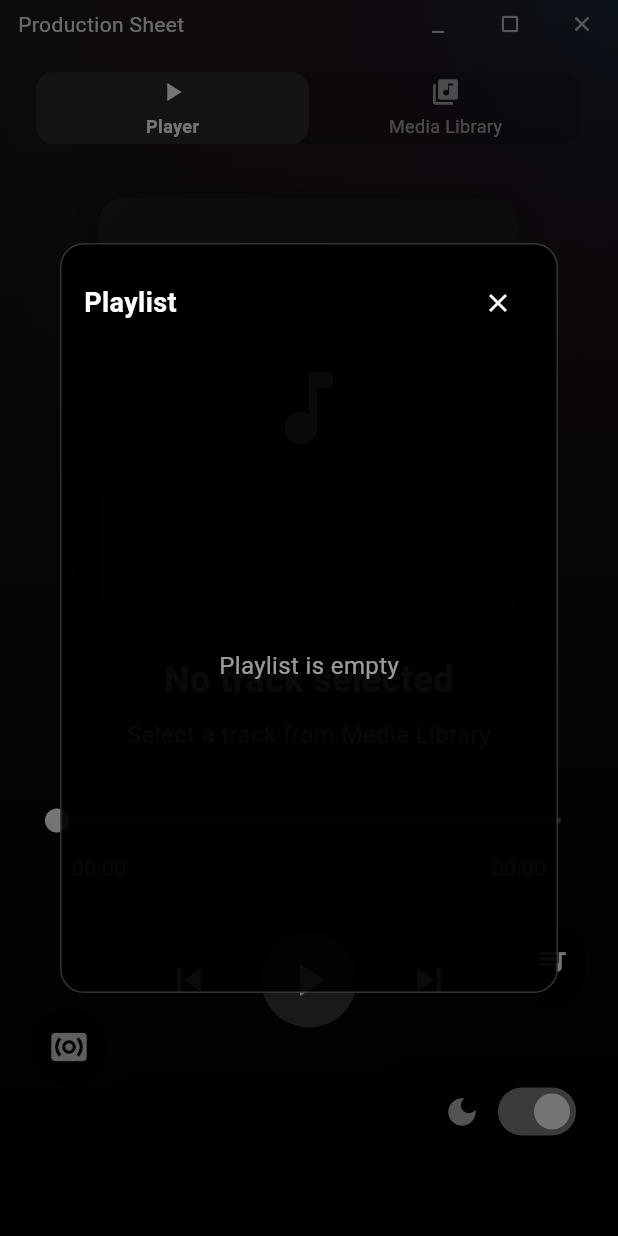
After one commit to Pandatruska1999/FluMuPlayer_Testing, a Flutter app: the screen it shows after launch, after a tap on the "queue music" icon, on a phone screen of 412 x 824 dp. The commit adds this screen. Run offline on Flutter 3.47's test engine with Material 3 defaults, Android fonts, the phone set to English and light mode, and no system bars; our stand-ins replace audioplayers, file_picker, palette_generator; missing offline and left inert: flutter_media_metadata, flutter_soloud, window_manager.

Commit message:
added playlist functionality, still in need of fixing small issues

```diff
--- a/lib/screens/media_library_screen.dart
+++ b/lib/screens/media_library_screen.dart
@@ -7,6 +7,9 @@ import '../widgets/track_list.dart';
 import '../services/media_scanner_service.dart';
 import '../services/audio_service.dart';
 import '../widgets/expanding_floating_player.dart';
+import '../services/playlist_manager.dart';
+import '../widgets/floating_playlist_button.dart';
+
 
 class MediaLibraryScreen extends StatefulWidget {
   final PlayerState playerState;
@@ -198,6 +201,13 @@ class _MediaLibraryScreenState extends State<MediaLibraryScreen> {
             key: const ValueKey('albums_view'),
             albums: widget.playerState.albums,
             onPlayTrack: widget.onPlayTrack,
+            onAddToPlaylist: (track) {
+              // Add track to playlist
+              PlaylistManager.addToPlaylist(track);
+              ScaffoldMessenger.of(context).showSnackBar(
+                SnackBar(content: Text('Added "${track.displayTitle}" to playlist')),
+              );
+            },
             currentlyPlayingTrack: currentTrack,
           )
         : _buildEmptyState();
@@ -215,6 +225,13 @@ class _MediaLibraryScreenState extends State<MediaLibraryScreen> {
             tracks: widget.playerState.allTracks,
             onPlayTrack: widget.onPlayTrack,
             currentlyPlayingTrack: currentTrack,
+            onAddToPlaylist: (track) {
+              // Add track to playlist
+              PlaylistManager.addToPlaylist(track);
+              ScaffoldMessenger.of(context).showSnackBar(
+                SnackBar(content: Text('Added "${track.displayTitle}" to playlist')),
+              );
+            },
           )
         : _buildEmptyState();
   }
@@ -266,6 +283,7 @@ class _MediaLibraryScreenState extends State<MediaLibraryScreen> {
         ],
       ),
 
+      // Existing ExpandingFloatingPlayer
       Positioned(
         left: 20.0,
         bottom: 20.0,
@@ -280,6 +298,25 @@ class _MediaLibraryScreenState extends State<MediaLibraryScreen> {
           audioService: widget.audioService,
         ),
       ),
+      /*
+      // ADD FLOATING PLAYLIST BUTTON HERE
+      FloatingPlaylistButton(
+        onTrackSelected: (track) {
+          // Add to playlist if not already there
+          if (!PlaylistManager.playlist.any((t) => t.path == track.path)) {
+            PlaylistManager.addToPlaylist(track);
+          }
+
+          // Set as current track
+          final index = PlaylistManager.playlist.indexWhere((t) => t.path == track.path);
+          if (index != -1) {
+            PlaylistManager.setCurrentIndex(index);
+          }
+
+          widget.onPlayTrack(track);
+        },
+        playlistItemCount: PlaylistManager.playlist.length,
+      ),*/
     ],
   );
 }
--- a/lib/screens/player_screen.dart
+++ b/lib/screens/player_screen.dart
@@ -22,6 +22,8 @@ import 'package:image/image.dart' as img;
 import '../services/cache_service.dart';
 import 'enhanced_player_screen.dart';
 import 'morph_transition.dart';
+import '../services/playlist_manager.dart';
+import '../widgets/floating_playlist_button.dart';
 
 class PlayerScreen extends StatefulWidget {
   const PlayerScreen({super.key});
@@ -119,6 +121,40 @@ void initState() {
   );
 }
 
+  void _handleNext() {
+  if (PlaylistManager.playlist.isEmpty) return;
+
+  PlaylistManager.nextTrack();
+  final nextTrack = PlaylistManager.currentTrack;
+  if (nextTrack != null) {
+    _audioService.play(nextTrack.path);
+    _updateTrackColors(nextTrack);
+    setState(() {
+      _playerState = _playerState.copyWith(
+        playlist: PlaylistManager.playlist,
+        currentIndex: PlaylistManager.currentIndex,
+      );
+    });
+  }
+}
+
+void _handlePrevious() {
+  if (PlaylistManager.playlist.isEmpty) return;
+
+  PlaylistManager.previousTrack();
+  final previousTrack = PlaylistManager.currentTrack;
+  if (previousTrack != null) {
+    _audioService.play(previousTrack.path);
+    _updateTrackColors(previousTrack);
+    setState(() {
+      _playerState = _playerState.copyWith(
+        playlist: PlaylistManager.playlist,
+        currentIndex: PlaylistManager.currentIndex,
+      );
+    });
+  }
+}
+
   void _applySpatialAudio(Map<String, AudioSourcePosition> positions) {
     // NEW: Call the new method on our AudioService for each track
     positions.forEach((trackId, position) {
@@ -204,13 +240,25 @@ void initState() {
   }
 
   void _handlePlayTrack(Track track) {
+  // Add to playlist if not already there
+  if (!PlaylistManager.playlist.any((t) => t.path == track.path)) {
+    PlaylistManager.addToPlaylist(track);
+  }
+
+  // Set as current track
+  final index = PlaylistManager.playlist.indexWhere((t) => t.path == track.path);
+  if (index != -1) {
+    PlaylistManager.setCurrentIndex(index);
+  }
+
   _audioService.play(track.path);
-  _updateTrackColors(track); // ADD THIS LINE
+  _updateTrackColors(track);
+
   // Update current track info WITHOUT switching tabs
   setState(() {
     _playerState = _playerState.copyWith(
-      playlist: [track],
-      currentIndex: 0,
+      playlist: PlaylistManager.playlist,
+      currentIndex: PlaylistManager.currentIndex,
     );
   });
 }
@@ -450,8 +498,8 @@ Widget _buildOledElements() {
             isMuted: _playerState.isMuted,
             volume: _playerState.volume,
             onPlayPause: _handlePlayPause,
-            onPrevious: () {},
-            onNext: () {},
+            onPrevious: _handlePrevious,  // Updated
+            onNext: _handleNext,          // Updated
             onToggleMute: _handleToggleMute,
             onVolumeChanged: _handleVolumeChange,
           ),
@@ -599,6 +647,11 @@ Widget _buildOledElements() {
               ),
             ),
 
+            FloatingPlaylistButton(
+          onTrackSelected: _handlePlayTrack,
+          playlistItemCount: PlaylistManager.playlist.length,
+        ),
+
           if (_playerState.isLoading)
             Container(
               color: Colors.black.withOpacity(0.7),
--- /dev/null
+++ b/lib/services/playlist_manager.dart
@@ -0,0 +1,68 @@
+// lib/services/playlist_manager.dart
+import '../models/player_state.dart';
+
+class PlaylistManager {
+  static List<Track> _playlist = [];
+  static int _currentIndex = 0;
+
+  static List<Track> get playlist => _playlist;
+  static int get currentIndex => _currentIndex;
+  static Track? get currentTrack =>
+      _playlist.isNotEmpty ? _playlist[_currentIndex] : null;
+
+  static void addToPlaylist(Track track) {
+    _playlist.add(track);
+  }
+
+  static void addAllToPlaylist(List<Track> tracks) {
+    _playlist.addAll(tracks);
+  }
+
+  static void removeFromPlaylist(int index) {
+    if (index >= 0 && index < _playlist.length) {
+      _playlist.removeAt(index);
+      if (_currentIndex >= index && _currentIndex > 0) {
+        _currentIndex--;
+      }
+    }
+  }
+
+  static void clearPlaylist() {
+    _playlist.clear();
+    _currentIndex = 0;
+  }
+
+  static void setCurrentIndex(int index) {
+    if (index >= 0 && index < _playlist.length) {
+      _currentIndex = index;
+    }
+  }
+
+  static void nextTrack() {
+    if (_playlist.isEmpty) return;
+    _currentIndex = (_currentIndex + 1) % _playlist.length;
+  }
+
+  static void previousTrack() {
+    if (_playlist.isEmpty) return;
+    _currentIndex = (_currentIndex - 1) % _playlist.length;
+    if (_currentIndex < 0) _currentIndex = _playlist.length - 1;
+  }
+
+  static void reorderPlaylist(int oldIndex, int newIndex) {
+    if (oldIndex < newIndex) {
+      newIndex -= 1;
+    }
+    final Track item = _playlist.removeAt(oldIndex);
+    _playlist.insert(newIndex, item);
+
+    // Update current index if needed
+    if (_currentIndex == oldIndex) {
+      _currentIndex = newIndex;
+    } else if (_currentIndex > oldIndex && _currentIndex <= newIndex) {
+      _currentIndex--;
+    } else if (_currentIndex < oldIndex && _currentIndex >= newIndex) {
+      _currentIndex++;
+    }
+  }
+}
--- a/lib/widgets/album_grid.dart
+++ b/lib/widgets/album_grid.dart
@@ -7,6 +7,7 @@ import 'package:image/image.dart' as img;
 import 'shimmer_loading.dart';
 import 'dart:math';
 import 'package:flutter/foundation.dart';
+import '../services/playlist_manager.dart';
 
 // Top-level function for isolate color extraction
 Color _isolatedColorExtraction(Uint8List imageData) {
@@ -55,6 +56,7 @@ Color _isolatedColorExtraction(Uint8List imageData) {
 class AlbumGrid extends StatefulWidget {
   final List<Album> albums;
   final ValueChanged<Track> onPlayTrack;
+  final ValueChanged<Track> onAddToPlaylist; // Add this
   final Track? currentlyPlayingTrack;
   final VoidCallback? onLoadMore;
   final bool hasMore;
@@ -63,6 +65,7 @@ class AlbumGrid extends StatefulWidget {
     super.key,
     required this.albums,
     required this.onPlayTrack,
+    required this.onAddToPlaylist,
     this.currentlyPlayingTrack,
     this.onLoadMore,
     this.hasMore = false,
@@ -160,6 +163,7 @@ class _AlbumGridState extends State<AlbumGrid> {
           child: _AlbumCard(
             album: album,
             onPlayTrack: widget.onPlayTrack,
+            onAddToPlaylist: widget.onAddToPlaylist,
             isPlaying: isPlayingAlbum,
             scrollController: _scrollController,
           ),
@@ -312,6 +316,7 @@ class _AlbumCard extends StatefulWidget {
   final Album album;
   final ValueChanged<Track> onPlayTrack;
   final bool isPlaying;
+  final ValueChanged<Track> onAddToPlaylist;
   final bool wasRecentlyPlayed;
   final ScrollController scrollController;
 
@@ -319,6 +324,7 @@ class _AlbumCard extends StatefulWidget {
     required this.album,
     required this.onPlayTrack,
     required this.isPlaying,
+    required this.onAddToPlaylist,
     this.wasRecentlyPlayed = false,
     required this.scrollController,
   });
@@ -458,6 +464,13 @@ class _AlbumCardState extends State<_AlbumCard> with TickerProviderStateMixin, A
         return _AlbumTracksModal(
           album: album,
           onPlayTrack: widget.onPlayTrack,
+          onAddToPlaylist: (track) {
+            // Add track to playlist
+            PlaylistManager.addToPlaylist(track);
+            ScaffoldMessenger.of(context).showSnackBar(
+              SnackBar(content: Text('Added "${track.displayTitle}" to playlist')),
+            );
+          },
         );
       },
     );
@@ -654,10 +667,12 @@ class _AlbumCardState extends State<_AlbumCard> with TickerProviderStateMixin, A
 class _AlbumTracksModal extends StatelessWidget {
   final Album album;
   final ValueChanged<Track> onPlayTrack;
+  final ValueChanged<Track> onAddToPlaylist;
 
   const _AlbumTracksModal({
     required this.album,
     required this.onPlayTrack,
+    required this.onAddToPlaylist,
   });
 
   @override
@@ -729,6 +744,7 @@ class _AlbumTracksModal extends StatelessWidget {
                     constraints: const BoxConstraints(),
                   ),
                   onTap: () => onPlayTrack(track),
+                  onLongPress: () => onAddToPlaylist(track),
                 );
               },
             ),
--- /dev/null
+++ b/lib/widgets/floating_playlist_button.dart
@@ -0,0 +1,124 @@
+// lib/widgets/floating_playlist_button.dart
+import 'package:flutter/material.dart';
+import '../services/playlist_manager.dart';
+import '../models/player_state.dart';
+import 'playlist_dialog.dart';
+
+class FloatingPlaylistButton extends StatefulWidget {
+  final ValueChanged<Track> onTrackSelected;
+  final int playlistItemCount;
+
+  const FloatingPlaylistButton({
+    super.key,
+    required this.onTrackSelected,
+    required this.playlistItemCount,
+  });
+
+  @override
+  State<FloatingPlaylistButton> createState() => _FloatingPlaylistButtonState();
+}
+
+class _FloatingPlaylistButtonState extends State<FloatingPlaylistButton>
+    with SingleTickerProviderStateMixin {
+  late AnimationController _animationController;
+  late Animation<double> _scaleAnimation;
+  bool _isDialogOpen = false;
+
+  @override
+  void initState() {
+    super.initState();
+
+    _animationController = AnimationController(
+      vsync: this,
+      duration: const Duration(milliseconds: 300),
+    );
+
+    _scaleAnimation = Tween<double>(begin: 1.0, end: 1.1).animate(
+      CurvedAnimation(
+        parent: _animationController,
+        curve: Curves.easeInOut,
+      ),
+    );
+  }
+
+  @override
+  void dispose() {
+    _animationController.dispose();
+    super.dispose();
+  }
+
+  void _toggleDialog() {
+    if (_isDialogOpen) {
+      Navigator.of(context).pop();
+      _isDialogOpen = false;
+    } else {
+      showDialog(
+        context: context,
+        builder: (context) => PlaylistDialog(
+          onTrackSelected: (track) {
+            widget.onTrackSelected(track);
+            Navigator.of(context).pop();
+            _isDialogOpen = false;
+          },
+          onDismiss: () {
+            Navigator.of(context).pop();
+            _isDialogOpen = false;
+          },
+        ),
+      );
+      _isDialogOpen = true;
+    }
+  }
+
+  void _animateButton() {
+    if (_animationController.status == AnimationStatus.completed) {
+      _animationController.reverse();
+    } else {
+      _animationController.forward();
+    }
+  }
+
+  @override
+  Widget build(BuildContext context) {
+    return Positioned(
+      right: 20,
+      bottom: 160, // Positioned above the spatial audio button
+      child: ScaleTransition(
+        scale: _scaleAnimation,
+        child: FloatingActionButton(
+          onPressed: () {
+            _animateButton();
+            _toggleDialog();
+          },
+          backgroundColor: Colors.black.withOpacity(0.8),
+          mini: true,
+          child: Stack(
+            children: [
+              const Icon(Icons.queue_music, size: 20, color: Colors.white),
+              if (widget.playlistItemCount > 0)
+                Positioned(
+                  right: 0,
+                  top: 0,
+                  child: Container(
+                    padding: const EdgeInsets.all(4),
+                    decoration: const BoxDecoration(
+                      color: Colors.blue,
+                      shape: BoxShape.circle,
+                    ),
+                    child: Text(
+                      widget.playlistItemCount > 9 ? '9+' : widget.playlistItemCount.toString(),
+                      style: const TextStyle(
+                        color: Colors.white,
+                        fontSize: 10,
+                        fontWeight: FontWeight.bold,
+                      ),
+                    ),
+                  ),
+                ),
+            ],
+          ),
+        ),
+      ),
+    );
+  }
+}
--- /dev/null
+++ b/lib/widgets/playlist_dialog.dart
@@ -0,0 +1,174 @@
+// lib/widgets/playlist_dialog.dart
+import 'package:flutter/material.dart';
+import '../models/player_state.dart';
+import '../services/playlist_manager.dart';
+import '../services/cache_service.dart';
+import 'dart:typed_data';
+
+class PlaylistDialog extends StatefulWidget {
+  final ValueChanged<Track> onTrackSelected;
+  final VoidCallback onDismiss;
+
+  const PlaylistDialog({
+    super.key,
+    required this.onTrackSelected,
+    required this.onDismiss,
+  });
+
+  @override
+  State<PlaylistDialog> createState() => _PlaylistDialogState();
+}
+
+class _PlaylistDialogState extends State<PlaylistDialog> {
+  @override
+  Widget build(BuildContext context) {
+    return Dialog(
+      backgroundColor: Colors.black.withOpacity(0.9),
+      shape: RoundedRectangleBorder(
+        borderRadius: BorderRadius.circular(16),
+        side: BorderSide(color: Colors.white.withOpacity(0.2), width: 1),
+      ),
+      child: Container(
+        width: 400,
+        height: 500,
+        padding: const EdgeInsets.all(16),
+        child: Column(
+          crossAxisAlignment: CrossAxisAlignment.start,
+          children: [
+            Row(
+              children: [
+                const Text(
+                  'Playlist',
+                  style: TextStyle(
+                    color: Colors.white,
+                    fontSize: 18,
+                    fontWeight: FontWeight.bold,
+                  ),
+                ),
+                const Spacer(),
+                IconButton(
+                  icon: const Icon(Icons.close, color: Colors.white, size: 20),
+                  onPressed: widget.onDismiss,
+                ),
+              ],
+            ),
+            const SizedBox(height: 16),
+            Expanded(
+              child: _buildPlaylist(),
+            ),
+          ],
+        ),
+      ),
+    );
+  }
+
+  Widget _buildPlaylist() {
+    if (PlaylistManager.playlist.isEmpty) {
+      return Center(
+        child: Text(
+          'Playlist is empty',
+          style: TextStyle(
+            color: Colors.white.withOpacity(0.6),
+            fontSize: 16,
+          ),
+        ),
+      );
+    }
+
+    return ListView.builder(
+      itemCount: PlaylistManager.playlist.length,
+      itemBuilder: (context, index) {
+        final track = PlaylistManager.playlist[index];
+        final isCurrent = index == PlaylistManager.currentIndex;
+
+        return _PlaylistItem(
+          track: track,
+          isCurrent: isCurrent,
+          onTap: () {
+            PlaylistManager.setCurrentIndex(index);
+            widget.onTrackSelected(track);
+          },
+          onRemove: () {
+            setState(() {
+              PlaylistManager.removeFromPlaylist(index);
+            });
+          },
+        );
+      },
+    );
+  }
+}
+
+class _PlaylistItem extends StatelessWidget {
+  final Track track;
+  final bool isCurrent;
+  final VoidCallback onTap;
+  final VoidCallback onRemove;
+
+  const _PlaylistItem({
+    required this.track,
+    required this.isCurrent,
+    required this.onTap,
+    required this.onRemove,
+  });
+
+  @override
+  Widget build(BuildContext context) {
+    return ListTile(
+      contentPadding: const EdgeInsets.symmetric(horizontal: 8, vertical: 4),
+      leading: FutureBuilder<Uint8List?>(
+        future: AlbumCoverCache.getAlbumCover(track.albumArtPath, size: 40),
+        builder: (context, snapshot) {
+          if (snapshot.hasData && snapshot.data != null) {
+            return Container(
+              width: 40,
+              height: 40,
+              decoration: BoxDecoration(
+                borderRadius: BorderRadius.circular(4),
+                image: DecorationImage(
+                  image: MemoryImage(snapshot.data!),
+                  fit: BoxFit.cover,
+                ),
+              ),
+            );
+          }
+          return Container(
+            width: 40,
+            height: 40,
+            decoration: BoxDecoration(
+              borderRadius: BorderRadius.circular(4),
+              color: Colors.blue.withOpacity(0.3),
+            ),
+            child: const Icon(Icons.music_note, size: 20, color: Colors.white70),
+          );
+        },
+      ),
+      title: Text(
+        track.displayTitle,
+        style: TextStyle(
+          color: isCurrent ? Colors.blue : Colors.white,
+          fontWeight: isCurrent ? FontWeight.bold : FontWeight.normal,
+          fontSize: 14,
+        ),
+        maxLines: 1,
+        overflow: TextOverflow.ellipsis,
+      ),
+      subtitle: Text(
+        track.displayArtist,
+        style: TextStyle(
+          color: isCurrent ? Colors.blue.withOpacity(0.8) : Colors.white70,
+          fontSize: 12,
+        ),
+        maxLines: 1,
+        overflow: TextOverflow.ellipsis,
+      ),
+      trailing: IconButton(
+        icon: const Icon(Icons.close, size: 16, color: Colors.white70),
+        onPressed: onRemove,
+        padding: EdgeInsets.zero,
+        constraints: const BoxConstraints(),
+      ),
+      onTap: onTap,
+    );
+  }
+}
--- a/lib/widgets/track_list.dart
+++ b/lib/widgets/track_list.dart
@@ -9,6 +9,7 @@ class TrackList extends StatefulWidget {
   final Track? currentlyPlayingTrack;
   final VoidCallback? onLoadMore;
   final bool hasMore;
+  final ValueChanged<Track> onAddToPlaylist; // Add this
 
   const TrackList({
     super.key,
@@ -17,6 +18,7 @@ class TrackList extends StatefulWidget {
     this.currentlyPlayingTrack,
     this.onLoadMore,
     this.hasMore = false,
+    required this.onAddToPlaylist, // Add this
   });
 
   @override
@@ -76,6 +78,7 @@ class _TrackListState extends State<TrackList> {
   return _TrackTile(
     track: track,
     onPlayTrack: widget.onPlayTrack,
+    onAddToPlaylist: widget.onAddToPlaylist, // Add this
     isPlaying: isCurrentlyPlaying,
   );
 },
@@ -98,11 +101,13 @@ class _TrackTile extends StatelessWidget {
   final Track track;
   final ValueChanged<Track> onPlayTrack;
   final bool isPlaying;
+  final ValueChanged<Track> onAddToPlaylist;
 
   const _TrackTile({
     required this.track,
     required this.onPlayTrack,
     required this.isPlaying,
+    required this.onAddToPlaylist,
   });
 
   @override
@@ -111,6 +116,7 @@ class _TrackTile extends StatelessWidget {
       color: Colors.transparent,
       child: InkWell(
         onTap: () => onPlayTrack(track),
+        onLongPress: () => onAddToPlaylist(track),
         child: Container(
           padding: const EdgeInsets.symmetric(horizontal: 12, vertical: 8),
           child: Row(
```
Also changed, not shown: lib/widgets/expanding_floating_player.dart (+4 -6 lines). Lines whose indentation alone changed are shown as unchanged.
